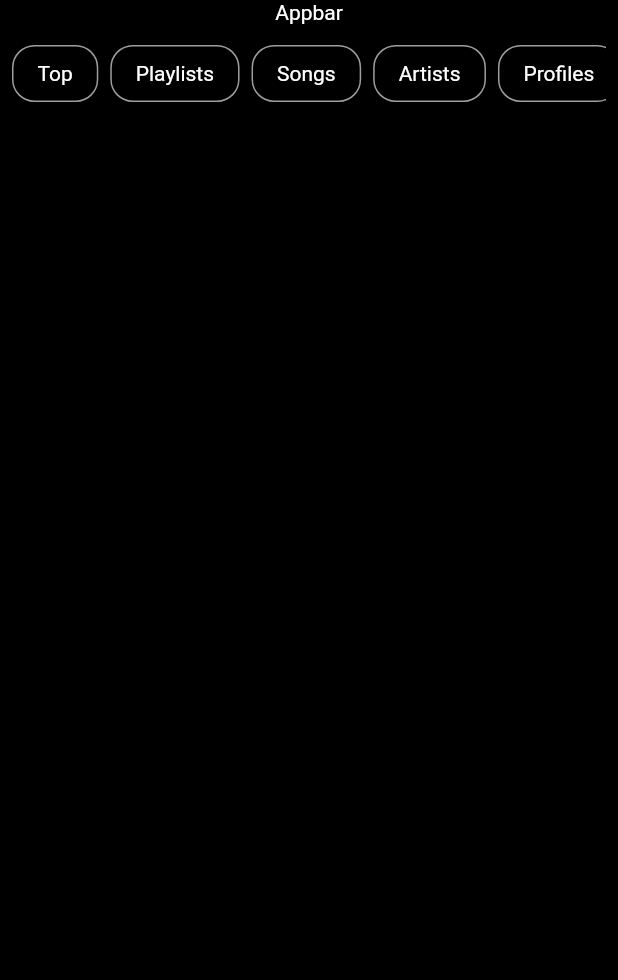
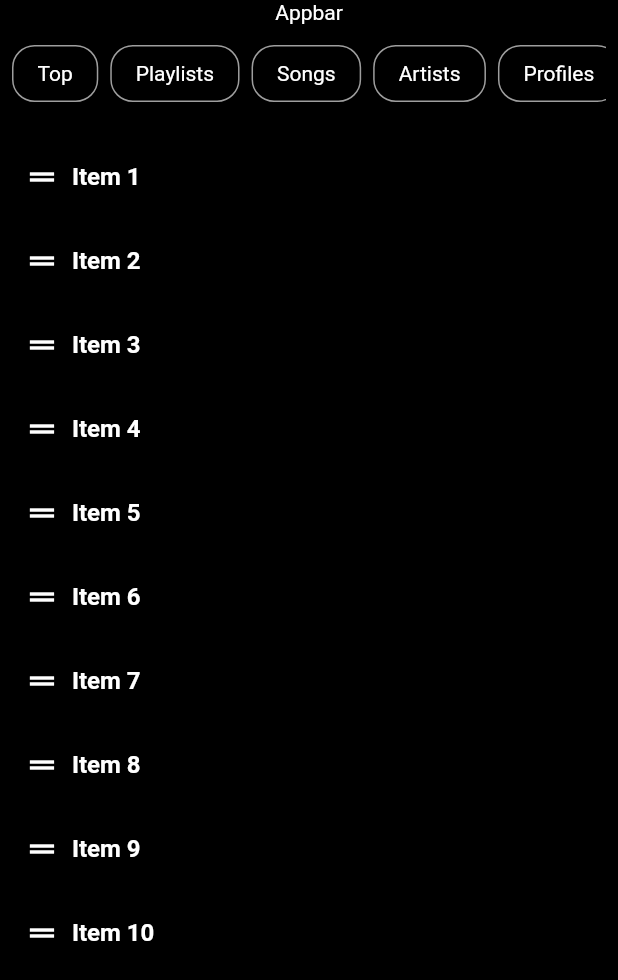
Before and after one commit to kukipratik/sliver_practice, a Flutter app: the screen it shows after launch, on a phone screen of 412 x 824 dp. Shown: the top 980 px of the screen. Run offline on Flutter 3.47's test engine with Material 2 defaults, Android fonts, the phone set to English and light mode, and no system bars.

Commit message:
add reorderable list

```diff
--- a/lib/library_page.dart
+++ b/lib/library_page.dart
@@ -52,6 +52,8 @@ class _LibraryPageState extends State<LibraryPage> {
                 style: TextStyle(color: Colors.white),
               ),
             ),
+
+            //filter tags
             Padding(
               padding:
                   const EdgeInsets.symmetric(horizontal: 8.0, vertical: 14),
@@ -225,10 +227,63 @@ class _LibraryPageState extends State<LibraryPage> {
                         ),
                       ),
               ),
-            )
+            ),
+
+            //list here...
+            const Expanded(child: DragableList()),
           ],
         ),
       ),
     );
   }
 }
+
+class DragableList extends StatefulWidget {
+  const DragableList({Key? key}) : super(key: key);
+
+  @override
+  State<DragableList> createState() => _DragableListState();
+}
+
+class _DragableListState extends State<DragableList> {
+  List<String> items = List.generate(10, (index) => "Item ${index + 1}");
+
+  @override
+  Widget build(BuildContext context) {
+    return ReorderableListView(
+      padding: const EdgeInsets.symmetric(vertical: 8.0),
+      children: items.map((item) {
+        return ListTile(
+          key: Key(item),
+          tileColor: Colors.black,
+          title: Row(
+            children: [
+              const Icon(
+                Icons.drag_handle,
+                color: Colors.white,
+              ),
+              const SizedBox(width: 8),
+              Text(
+                item,
+                style: const TextStyle(
+                  color: Colors.white,
+                  fontSize: 16,
+                  fontWeight: FontWeight.bold,
+                ),
+              ),
+            ],
+          ),
+        );
+      }).toList(),
+      onReorder: (int oldIndex, int newIndex) {
+        setState(() {
+          if (newIndex > oldIndex) {
+            newIndex -= 1;
+          }
+          final item = items.removeAt(oldIndex);
+          items.insert(newIndex, item);
+        });
+      },
+    );
+  }
+}
```
